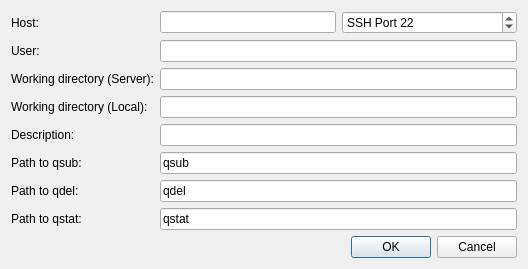
The window that src/globalsearch/queueinterfaces/sgedialog.ui (xtalopt/XtalOpt) describes before a commit, drawn with Qt 5.
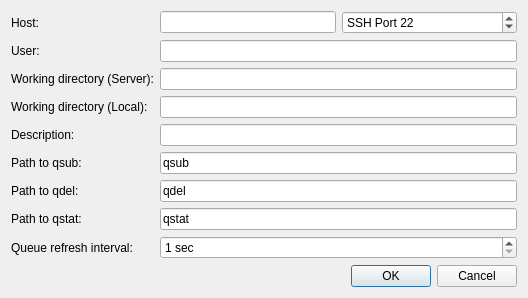
The same window after the commit.

Commit message: Add option to set queue refresh interval on remote queue interfaces.

The edit to the form file:
```diff
--- a/src/globalsearch/queueinterfaces/sgedialog.ui
+++ b/src/globalsearch/queueinterfaces/sgedialog.ui
@@ -229,7 +229,7 @@
      </property>
     </widget>
    </item>
-   <item row="9" column="3">
+   <item row="10" column="3">
     <widget class="QDialogButtonBox" name="buttonBox">
      <property name="orientation">
       <enum>Qt::Horizontal</enum>
@@ -239,7 +239,7 @@
      </property>
     </widget>
    </item>
-   <item row="8" column="3">
+   <item row="9" column="3">
     <spacer name="verticalSpacer">
      <property name="orientation">
       <enum>Qt::Vertical</enum>
@@ -252,6 +252,26 @@
      </property>
     </spacer>
    </item>
+   <item row="8" column="0">
+    <widget class="QLabel" name="label_2">
+     <property name="text">
+      <string>Queue refresh interval:</string>
+     </property>
+    </widget>
+   </item>
+   <item row="8" column="2" colspan="2">
+    <widget class="QSpinBox" name="spin_interval">
+     <property name="suffix">
+      <string> sec</string>
+     </property>
+     <property name="minimum">
+      <number>1</number>
+     </property>
+     <property name="maximum">
+      <number>99999</number>
+     </property>
+    </widget>
+   </item>
   </layout>
  </widget>
  <tabstops>
```
The commit also changes 11 other files.
